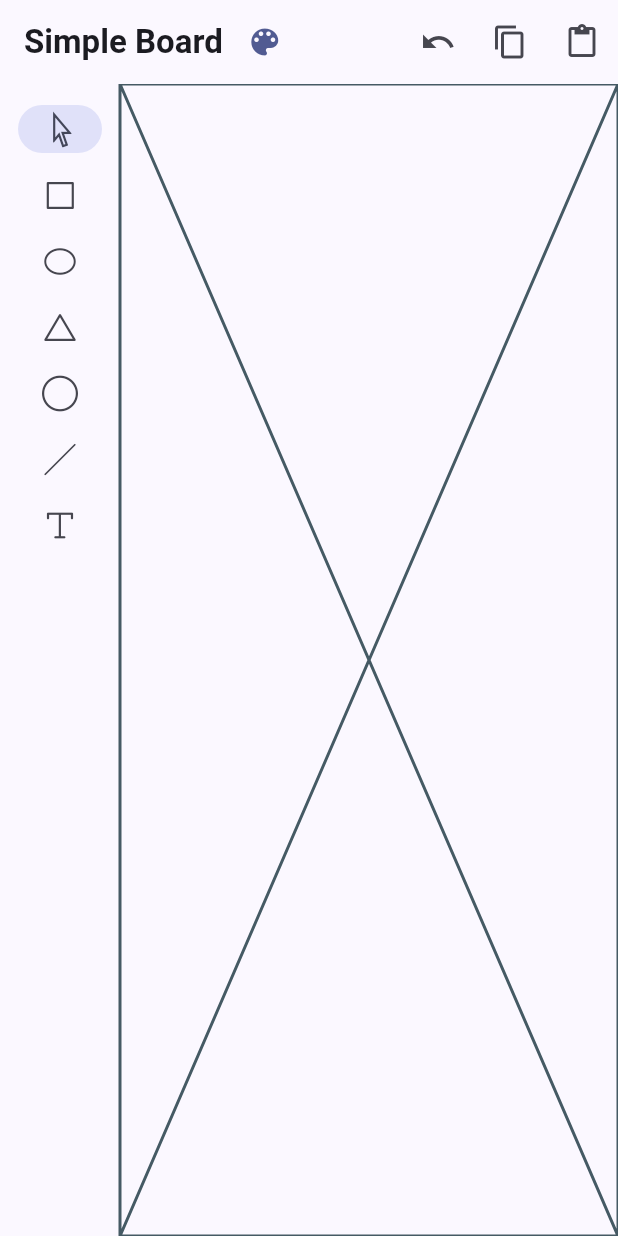
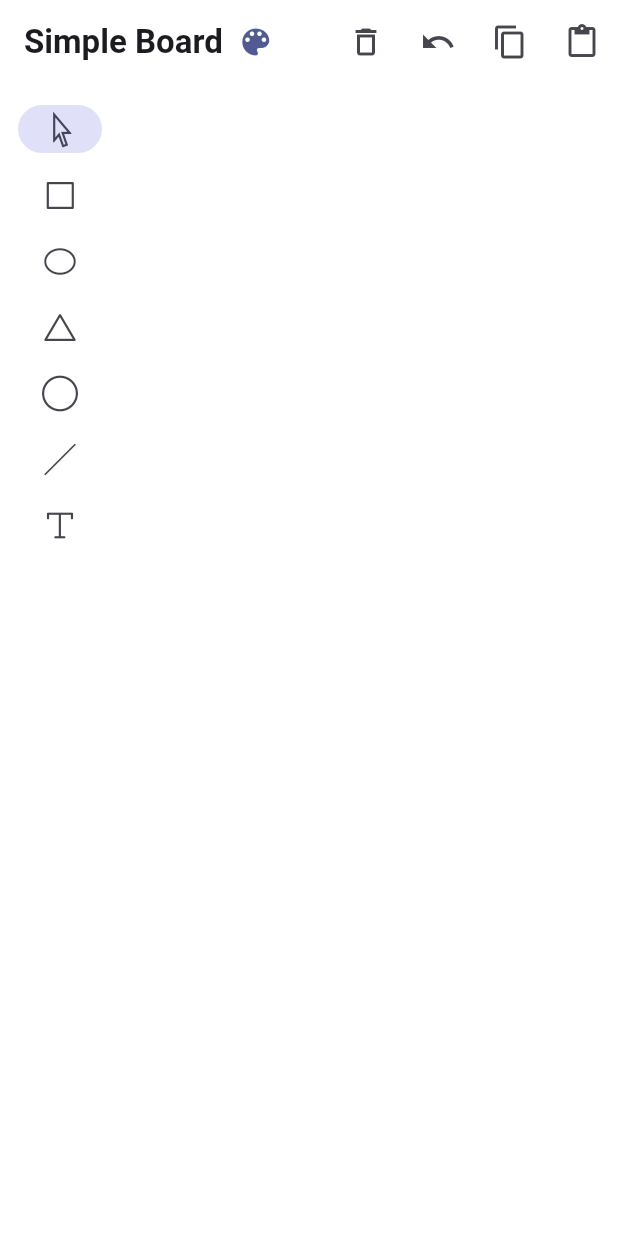
Before and after one commit to young-cloud-creator/Simple-Board, a Flutter app: the screen it shows after launch, after a tap on the "undo" icon, on a phone screen of 412 x 824 dp. Run offline on Flutter 3.47's test engine with Material 2 defaults, Android fonts, the phone set to English and light mode, and no system bars.

Commit message:
FEAT: implement simple drawing functionality

```diff
--- a/lib/board_tool.dart
+++ b/lib/board_tool.dart
@@ -1,4 +1,6 @@
 import 'package:flutter/material.dart';
+import 'package:simple_board/board_widget.dart';
+import 'package:simple_board/main.dart';
 
 enum ToolKind {
   pointer,
@@ -8,6 +10,28 @@ enum ToolKind {
   line,
   oval,
   text,
+}
+
+class BoardManager extends ChangeNotifier {
+  var curTool = boardBarState.toolList[boardBarState.curSelected].toolKind;
+  Board? _lastBoard;
+  Board curBoard = const Board();
+  BoardManager._constructor() {
+    boardBarState.addListener(() {
+      curTool = boardBarState.toolList[boardBarState.curSelected].toolKind;
+    });
+  }
+
+  static final BoardManager _managerInstance = BoardManager._constructor();
+  static BoardManager get instance {
+    return _managerInstance;
+  }
+
+  var needClear = false;
+  void clearBoard() {
+    needClear = true;
+    notifyListeners();
+  }
 }
 
 abstract class BoardItem {
--- a/lib/board_widget.dart
+++ b/lib/board_widget.dart
@@ -0,0 +1,98 @@
+import 'package:flutter/material.dart';
+import 'package:simple_board/board_tool.dart';
+
+class BoardBgPainter extends CustomPainter {
+  final backgroundPaint = Paint();
+  @override
+  void paint(Canvas canvas, Size size) {
+    backgroundPaint.color = Colors.white;
+    canvas.drawRect(
+      Rect.fromPoints(const Offset(0, 0), size.bottomRight(const Offset(0, 0))),
+      backgroundPaint,
+    );
+  }
+
+  @override
+  bool shouldRepaint(BoardBgPainter oldDelegate) {
+    return true;
+  }
+}
+
+class Board extends StatefulWidget {
+  const Board({super.key});
+
+  @override
+  State<Board> createState() => _BoardState();
+}
+
+class _BoardState extends State<Board> {
+  final points = <Offset?>[];
+  final bgPainter = BoardBgPainter();
+
+  _BoardState() {
+    BoardManager.instance.addListener(updatePoints);
+  }
+
+  void updatePoints() {
+    if (BoardManager.instance.needClear) {
+      BoardManager.instance.needClear = false;
+      setState(() {
+        points.clear();
+      });
+    }
+  }
+
+  @override
+  Widget build(BuildContext context) {
+    return Stack(
+      fit: StackFit.expand,
+      children: [
+        GestureDetector(
+          onPanStart: (details) {
+            points.add(details.localPosition);
+          },
+          onPanUpdate: (details) {
+            final xPos = details.localPosition.dx>=0 ? details.localPosition.dx : 0.0;
+            final yPos = details.localPosition.dy>=0 ? details.localPosition.dy : 0.0;
+            setState(() {
+              points.add(Offset(xPos, yPos));
+            });
+          },
+          onPanEnd: (details) {
+            setState(() {
+              points.add(null);
+            });
+          },
+          child: CustomPaint(
+            painter: bgPainter,
+            foregroundPainter: BoardFgPainter(points: points),
+          ),
+        ),
+      ],
+    );
+  }
+}
+
+class BoardFgPainter extends CustomPainter {
+  BoardFgPainter({required this.points});
+
+  final List<Offset?> points;
+  final foregroundPaint = Paint();
+
+  @override
+  void paint(Canvas canvas, Size size) {
+    foregroundPaint.color = Colors.black;
+    foregroundPaint.strokeWidth = 3.0;
+    for (int i = 0; i < points.length - 1; ++i) {
+      if (points[i] == null || points[i + 1] == null) {
+        continue;
+      }
+      canvas.drawLine(points[i]!, points[i + 1]!, foregroundPaint);
+    }
+  }
+
+  @override
+  bool shouldRepaint(BoardFgPainter oldDelegate) {
+    return true;
+  }
+}
--- a/lib/main.dart
+++ b/lib/main.dart
@@ -1,5 +1,9 @@
 import 'package:flutter/material.dart';
 import 'package:simple_board/board_tool.dart';
+import 'package:provider/provider.dart';
+import 'package:flutter/services.dart';
+
+final boardBarState = BoardBarState();
 
 void main() {
   runApp(const BoardApp());
@@ -10,7 +14,10 @@ class BoardApp extends StatelessWidget {
 
   @override
   Widget build(BuildContext context) {
-    return MaterialApp(
+    SystemChrome.setEnabledSystemUIMode(SystemUiMode.manual, overlays: []);
+    return ChangeNotifierProvider(
+      create: (context) => boardBarState,
+      child: MaterialApp(
         title: 'Simple Board',
         debugShowCheckedModeBanner: false,
         theme: ThemeData(
@@ -18,18 +25,12 @@ class BoardApp extends StatelessWidget {
           useMaterial3: true,
         ),
         home: const BoardHomePage(),
+      ),
     );
   }
 }
 
-class BoardHomePage extends StatefulWidget {
-  const BoardHomePage({super.key});
-
-  @override
-  State<BoardHomePage> createState() => _BoardHomePageState();
-}
-
-class _BoardHomePageState extends State<BoardHomePage> {
+class BoardBarState extends ChangeNotifier {
   int curSelected = 0;
   final toolList = <BoardItem>[
     PointerItem(),
@@ -41,21 +42,34 @@ class _BoardHomePageState extends State<BoardHomePage> {
     TextItem()
   ];
 
+  void changeCurSelected(int value) {
+    curSelected = value;
+    if (value < 0 || value >= toolList.length) {
+      throw UnimplementedError('No operation defined for index $curSelected');
+    }
+    notifyListeners();
+  }
+}
+
+class BoardHomePage extends StatelessWidget {
+  const BoardHomePage({super.key});
+
   @override
   Widget build(BuildContext context) {
-    if (curSelected >= toolList.length) {
-      throw UnimplementedError('No operation defined for index $curSelected');
-    }
+    final boardState = context.watch<BoardBarState>();
+    final curSelected = boardState.curSelected;
+    final toolList = boardState.toolList;
 
     return Scaffold(
       appBar: AppBar(
+        backgroundColor: Colors.white,
         title: Row(
           children: [
             const Text(
               'Simple Board',
               style: TextStyle(fontWeight: FontWeight.bold),
             ),
-            const SizedBox(width: 16.0),
+            const SizedBox(width: 10.0),
             Icon(
               Icons.color_lens,
               color: Theme.of(context).primaryColor,
@@ -63,6 +77,11 @@ class _BoardHomePageState extends State<BoardHomePage> {
           ],
         ),
         actions: <Widget>[
+          IconButton(
+            onPressed: () {BoardManager.instance.clearBoard();},
+            icon: const Icon(Icons.delete_outline),
+            tooltip: 'Delete',
+          ),
           IconButton(
             onPressed: () {},
             icon: const Icon(Icons.undo),
@@ -80,11 +99,13 @@ class _BoardHomePageState extends State<BoardHomePage> {
           ),
         ],
       ),
-
-      body: Row(
+      body: LayoutBuilder(
+        builder: (context, constraints) {
+          return Row(
             children: [
               NavigationRail(
-            extended: false,
+                backgroundColor: Colors.white,
+                extended: constraints.maxWidth >= 850,
                 destinations: [
                   for (var item in toolList)
                     NavigationRailDestination(
@@ -94,15 +115,15 @@ class _BoardHomePageState extends State<BoardHomePage> {
                 ],
                 selectedIndex: curSelected,
                 onDestinationSelected: (value) {
-              setState(() {
-                curSelected = value;
-              });
+                  boardState.changeCurSelected(value);
                 },
               ),
-          const Expanded(
-            child: Placeholder(),
+              Expanded(
+                child: BoardManager.instance.curBoard,
               ),
             ],
+          );
+        }
       ),
     );
   }
--- a/pubspec.yaml
+++ b/pubspec.yaml
@@ -35,6 +35,7 @@ dependencies:
   # The following adds the Cupertino Icons font to your application.
   # Use with the CupertinoIcons class for iOS style icons.
   cupertino_icons: ^1.0.2
+  provider: ^6.0.0
 
 dev_dependencies:
   flutter_test:
```
Also changed, not shown: doc/2.png (added), doc/3.png (added), pubspec.lock, 1 other file. Lines whose indentation alone changed are shown as unchanged.
